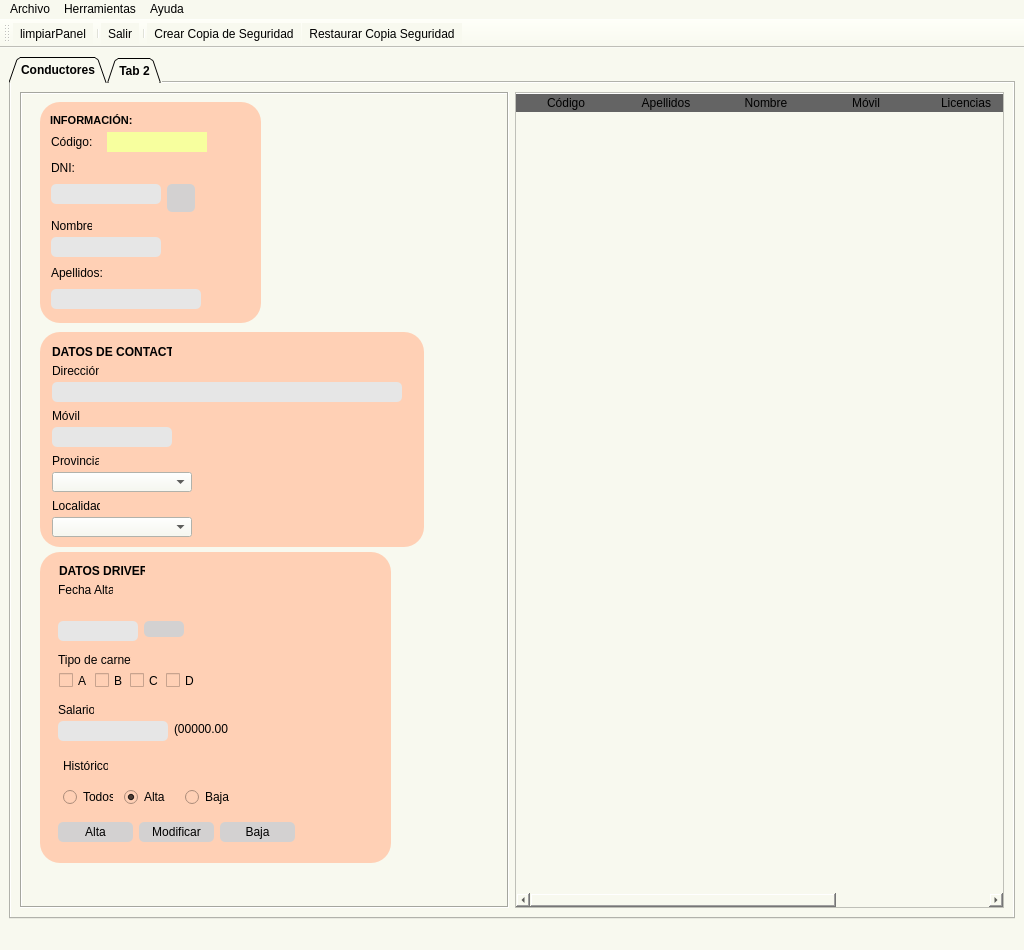
This is templates/MainWindow.ui in braisd11/CarTeis as Qt 5 draws it before an edit. The edited form follows.
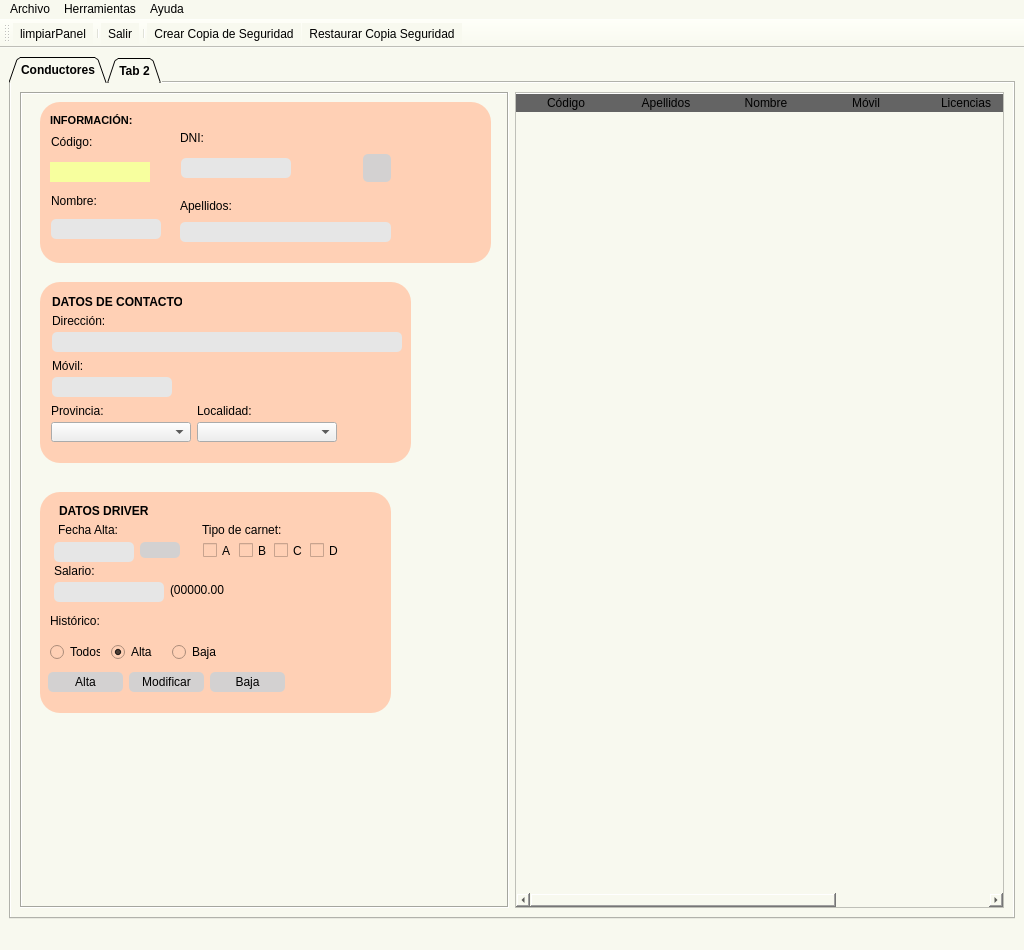
This is the edited form. Icons and pictures are not drawn.

```diff
--- a/templates/MainWindow.ui
+++ b/templates/MainWindow.ui
@@ -22,7 +22,7 @@
   <property name="minimumSize">
    <size>
     <width>1024</width>
-    <height>950</height>
+    <height>800</height>
    </size>
   </property>
   <property name="maximumSize">
@@ -137,8 +137,8 @@
             <rect>
              <x>20</x>
              <y>10</y>
-             <width>221</width>
-             <height>221</height>
+             <width>451</width>
+             <height>161</height>
             </rect>
            </property>
            <property name="styleSheet">
@@ -179,9 +179,9 @@
            <widget class="QLineEdit" name="txtApel">
             <property name="geometry">
              <rect>
-              <x>11</x>
-              <y>187</y>
-              <width>150</width>
+              <x>140</x>
+              <y>120</y>
+              <width>211</width>
               <height>20</height>
              </rect>
             </property>
@@ -207,8 +207,8 @@
            <widget class="QLabel" name="lblApel">
             <property name="geometry">
              <rect>
-              <x>11</x>
-              <y>161</y>
+              <x>140</x>
+              <y>94</y>
               <width>60</width>
               <height>20</height>
              </rect>
@@ -226,8 +226,8 @@
            <widget class="QLabel" name="lblCodBD">
             <property name="geometry">
              <rect>
-              <x>67</x>
-              <y>30</y>
+              <x>10</x>
+              <y>60</y>
               <width>100</width>
               <height>20</height>
              </rect>
@@ -282,8 +282,8 @@
            <widget class="QLabel" name="lblDNI">
             <property name="geometry">
              <rect>
-              <x>11</x>
-              <y>56</y>
+              <x>140</x>
+              <y>26</y>
               <width>50</width>
               <height>20</height>
              </rect>
@@ -313,8 +313,8 @@
            <widget class="QLineEdit" name="txtDNI">
             <property name="geometry">
              <rect>
-              <x>11</x>
-              <y>82</y>
+              <x>141</x>
+              <y>56</y>
               <width>110</width>
               <height>20</height>
              </rect>
@@ -344,8 +344,8 @@
            <widget class="QPushButton" name="btnBuscar">
             <property name="geometry">
              <rect>
-              <x>127</x>
-              <y>82</y>
+              <x>323</x>
+              <y>52</y>
               <width>28</width>
               <height>28</height>
              </rect>
@@ -380,7 +380,7 @@
             <property name="geometry">
              <rect>
               <x>11</x>
-              <y>135</y>
+              <y>117</y>
               <width>110</width>
               <height>20</height>
              </rect>
@@ -402,23 +402,69 @@
             <property name="geometry">
              <rect>
               <x>11</x>
-              <y>116</y>
-              <width>41</width>
+              <y>91</y>
+              <width>50</width>
               <height>16</height>
              </rect>
             </property>
+            <property name="minimumSize">
+             <size>
+              <width>50</width>
+              <height>0</height>
+             </size>
+            </property>
             <property name="text">
              <string>Nombre:</string>
             </property>
            </widget>
+           <widget class="QLabel" name="lblValidarDNI">
+            <property name="geometry">
+             <rect>
+              <x>257</x>
+              <y>51</y>
+              <width>60</width>
+              <height>30</height>
+             </rect>
+            </property>
+            <property name="sizePolicy">
+             <sizepolicy hsizetype="Fixed" vsizetype="Fixed">
+              <horstretch>60</horstretch>
+              <verstretch>30</verstretch>
+             </sizepolicy>
+            </property>
+            <property name="minimumSize">
+             <size>
+              <width>60</width>
+              <height>30</height>
+             </size>
+            </property>
+            <property name="maximumSize">
+             <size>
+              <width>60</width>
+              <height>30</height>
+             </size>
+            </property>
+            <property name="font">
+             <font>
+              <family>MV Boli</family>
+              <pointsize>14</pointsize>
+             </font>
+            </property>
+            <property name="text">
+             <string/>
+            </property>
+            <property name="alignment">
+             <set>Qt::AlignLeading|Qt::AlignLeft|Qt::AlignVCenter</set>
+            </property>
+           </widget>
           </widget>
           <widget class="QFrame" name="frame_3">
            <property name="geometry">
             <rect>
              <x>20</x>
-             <y>240</y>
-             <width>384</width>
-             <height>215</height>
+             <y>190</y>
+             <width>371</width>
+             <height>181</height>
             </rect>
            </property>
            <property name="styleSheet">
@@ -439,10 +485,16 @@
              <rect>
               <x>12</x>
               <y>12</y>
-              <width>120</width>
+              <width>130</width>
               <height>16</height>
              </rect>
             </property>
+            <property name="minimumSize">
+             <size>
+              <width>130</width>
+              <height>0</height>
+             </size>
+            </property>
             <property name="font">
              <font>
               <weight>75</weight>
@@ -458,10 +510,16 @@
              <rect>
               <x>12</x>
               <y>31</y>
-              <width>47</width>
+              <width>60</width>
               <height>16</height>
              </rect>
             </property>
+            <property name="minimumSize">
+             <size>
+              <width>60</width>
+              <height>0</height>
+             </size>
+            </property>
             <property name="text">
              <string>Dirección:</string>
             </property>
@@ -491,12 +549,18 @@
            <widget class="QLabel" name="lblProv">
             <property name="geometry">
              <rect>
-              <x>12</x>
+              <x>11</x>
               <y>121</y>
-              <width>47</width>
+              <width>60</width>
               <height>16</height>
              </rect>
             </property>
+            <property name="minimumSize">
+             <size>
+              <width>60</width>
+              <height>0</height>
+             </size>
+            </property>
             <property name="text">
              <string>Provincia:</string>
             </property>
@@ -504,12 +568,18 @@
            <widget class="QLabel" name="lblLoc">
             <property name="geometry">
              <rect>
-              <x>12</x>
-              <y>166</y>
-              <width>48</width>
+              <x>157</x>
+              <y>121</y>
+              <width>60</width>
               <height>16</height>
              </rect>
             </property>
+            <property name="minimumSize">
+             <size>
+              <width>60</width>
+              <height>0</height>
+             </size>
+            </property>
             <property name="text">
              <string>Localidad:</string>
             </property>
@@ -517,7 +587,7 @@
            <widget class="QComboBox" name="cmbProv">
             <property name="geometry">
              <rect>
-              <x>12</x>
+              <x>11</x>
               <y>140</y>
               <width>140</width>
               <height>20</height>
@@ -541,12 +611,17 @@
               <height>20</height>
              </size>
             </property>
+            <property name="styleSheet">
+             <string notr="true">QComboBox{
+	background-color: None;
+}</string>
+            </property>
            </widget>
            <widget class="QComboBox" name="cmbMuni">
             <property name="geometry">
              <rect>
-              <x>12</x>
-              <y>185</y>
+              <x>157</x>
+              <y>140</y>
               <width>140</width>
               <height>20</height>
              </rect>
@@ -569,16 +644,27 @@
               <height>20</height>
              </size>
             </property>
+            <property name="styleSheet">
+             <string notr="true">QComboBox{
+	background-color: None;
+}</string>
+            </property>
            </widget>
            <widget class="QLabel" name="lblMovilDriver">
             <property name="geometry">
              <rect>
               <x>12</x>
               <y>76</y>
-              <width>28</width>
+              <width>50</width>
               <height>16</height>
              </rect>
             </property>
+            <property name="minimumSize">
+             <size>
+              <width>50</width>
+              <height>0</height>
+             </size>
+            </property>
             <property name="text">
              <string>Móvil:</string>
             </property>
@@ -613,9 +699,9 @@
            <property name="geometry">
             <rect>
              <x>20</x>
-             <y>460</y>
+             <y>400</y>
              <width>351</width>
-             <height>311</height>
+             <height>221</height>
             </rect>
            </property>
            <property name="styleSheet">
@@ -636,10 +722,16 @@
              <rect>
               <x>19</x>
               <y>11</y>
-              <width>86</width>
+              <width>90</width>
               <height>16</height>
              </rect>
             </property>
+            <property name="minimumSize">
+             <size>
+              <width>90</width>
+              <height>0</height>
+             </size>
+            </property>
             <property name="font">
              <font>
               <weight>75</weight>
@@ -653,8 +745,8 @@
            <widget class="QPushButton" name="btnAltaDriver">
             <property name="geometry">
              <rect>
-              <x>18</x>
-              <y>270</y>
+              <x>8</x>
+              <y>180</y>
               <width>75</width>
               <height>20</height>
              </rect>
@@ -678,8 +770,8 @@
            <widget class="QPushButton" name="btnModifDriver">
             <property name="geometry">
              <rect>
-              <x>99</x>
-              <y>270</y>
+              <x>89</x>
+              <y>180</y>
               <width>75</width>
               <height>20</height>
              </rect>
@@ -703,8 +795,8 @@
            <widget class="QPushButton" name="btnBajaDriver">
             <property name="geometry">
              <rect>
-              <x>180</x>
-              <y>270</y>
+              <x>170</x>
+              <y>180</y>
               <width>75</width>
               <height>20</height>
              </rect>
@@ -728,12 +820,18 @@
            <widget class="QLabel" name="lblHistorico">
             <property name="geometry">
              <rect>
-              <x>23</x>
-              <y>206</y>
-              <width>45</width>
+              <x>10</x>
+              <y>121</y>
+              <width>50</width>
               <height>16</height>
              </rect>
             </property>
+            <property name="minimumSize">
+             <size>
+              <width>50</width>
+              <height>0</height>
+             </size>
+            </property>
             <property name="text">
              <string>Histórico:</string>
             </property>
@@ -741,8 +839,8 @@
            <widget class="QRadioButton" name="rbtTodos">
             <property name="geometry">
              <rect>
-              <x>23</x>
-              <y>235</y>
+              <x>10</x>
+              <y>150</y>
               <width>50</width>
               <height>20</height>
              </rect>
@@ -778,8 +876,8 @@
            <widget class="QRadioButton" name="rbtAlta">
             <property name="geometry">
              <rect>
-              <x>84</x>
-              <y>235</y>
+              <x>71</x>
+              <y>150</y>
               <width>50</width>
               <height>20</height>
              </rect>
@@ -814,8 +912,8 @@
            <widget class="QRadioButton" name="rbtBaja">
             <property name="geometry">
              <rect>
-              <x>145</x>
-              <y>235</y>
+              <x>132</x>
+              <y>150</y>
               <width>50</width>
               <height>20</height>
              </rect>
@@ -847,8 +945,8 @@
            <widget class="QLineEdit" name="txtSalario">
             <property name="geometry">
              <rect>
-              <x>18</x>
-              <y>169</y>
+              <x>14</x>
+              <y>90</y>
               <width>110</width>
               <height>20</height>
              </rect>
@@ -878,12 +976,18 @@
            <widget class="QLabel" name="lblSalario">
             <property name="geometry">
              <rect>
-              <x>18</x>
-              <y>150</y>
-              <width>36</width>
+              <x>14</x>
+              <y>71</y>
+              <width>50</width>
               <height>16</height>
              </rect>
             </property>
+            <property name="minimumSize">
+             <size>
+              <width>50</width>
+              <height>0</height>
+             </size>
+            </property>
             <property name="text">
              <string>Salario:</string>
             </property>
@@ -891,8 +995,8 @@
            <widget class="QLabel" name="labelFormato">
             <property name="geometry">
              <rect>
-              <x>134</x>
-              <y>169</y>
+              <x>130</x>
+              <y>90</y>
               <width>54</width>
               <height>16</height>
              </rect>
@@ -904,12 +1008,18 @@
            <widget class="QLabel" name="labeltipocarnet">
             <property name="geometry">
              <rect>
-              <x>18</x>
-              <y>100</y>
-              <width>73</width>
+              <x>162</x>
+              <y>30</y>
+              <width>80</width>
               <height>16</height>
              </rect>
             </property>
+            <property name="minimumSize">
+             <size>
+              <width>80</width>
+              <height>0</height>
+             </size>
+            </property>
             <property name="text">
              <string>Tipo de carnet:</string>
             </property>
@@ -919,10 +1029,16 @@
              <rect>
               <x>18</x>
               <y>30</y>
-              <width>55</width>
+              <width>60</width>
               <height>16</height>
              </rect>
             </property>
+            <property name="minimumSize">
+             <size>
+              <width>60</width>
+              <height>0</height>
+             </size>
+            </property>
             <property name="text">
              <string>Fecha Alta:</string>
             </property>
@@ -930,8 +1046,8 @@
            <widget class="QLineEdit" name="txtDataDriver">
             <property name="geometry">
              <rect>
-              <x>18</x>
-              <y>69</y>
+              <x>14</x>
+              <y>50</y>
               <width>80</width>
               <height>20</height>
              </rect>
@@ -958,8 +1074,8 @@
            <widget class="QPushButton" name="btnCalendar">
             <property name="geometry">
              <rect>
-              <x>104</x>
-              <y>69</y>
+              <x>100</x>
+              <y>50</y>
               <width>40</width>
               <height>16</height>
              </rect>
@@ -987,8 +1103,8 @@
            <widget class="QCheckBox" name="chkA">
             <property name="geometry">
              <rect>
-              <x>19</x>
-              <y>120</y>
+              <x>163</x>
+              <y>50</y>
               <width>30</width>
               <height>17</height>
              </rect>
@@ -1005,8 +1121,8 @@
            <widget class="QCheckBox" name="chkB">
             <property name="geometry">
              <rect>
-              <x>55</x>
-              <y>120</y>
+              <x>199</x>
+              <y>50</y>
               <width>29</width>
               <height>17</height>
              </rect>
@@ -1023,8 +1139,8 @@
            <widget class="QCheckBox" name="chkD">
             <property name="geometry">
              <rect>
-              <x>126</x>
-              <y>120</y>
+              <x>270</x>
+              <y>50</y>
               <width>30</width>
               <height>17</height>
              </rect>
@@ -1041,8 +1157,8 @@
            <widget class="QCheckBox" name="chkC">
             <property name="geometry">
              <rect>
-              <x>90</x>
-              <y>120</y>
+              <x>234</x>
+              <y>50</y>
               <width>30</width>
               <height>17</height>
              </rect>
@@ -1057,46 +1173,6 @@
             </property>
            </widget>
           </widget>
-          <widget class="QLabel" name="lblValidarDNI">
-           <property name="geometry">
-            <rect>
-             <x>408</x>
-             <y>13</y>
-             <width>60</width>
-             <height>30</height>
-            </rect>
-           </property>
-           <property name="sizePolicy">
-            <sizepolicy hsizetype="Fixed" vsizetype="Fixed">
-             <horstretch>60</horstretch>
-             <verstretch>30</verstretch>
-            </sizepolicy>
-           </property>
-           <property name="minimumSize">
-            <size>
-             <width>60</width>
-             <height>30</height>
-            </size>
-           </property>
-           <property name="maximumSize">
-            <size>
-             <width>60</width>
-             <height>30</height>
-            </size>
-           </property>
-           <property name="font">
-            <font>
-             <family>MV Boli</family>
-             <pointsize>14</pointsize>
-            </font>
-           </property>
-           <property name="text">
-            <string/>
-           </property>
-           <property name="alignment">
-            <set>Qt::AlignLeading|Qt::AlignLeft|Qt::AlignVCenter</set>
-           </property>
-          </widget>
          </widget>
         </item>
         <item>
```
Left out of the diff: 4 changed lines with no effect on the pictures.
